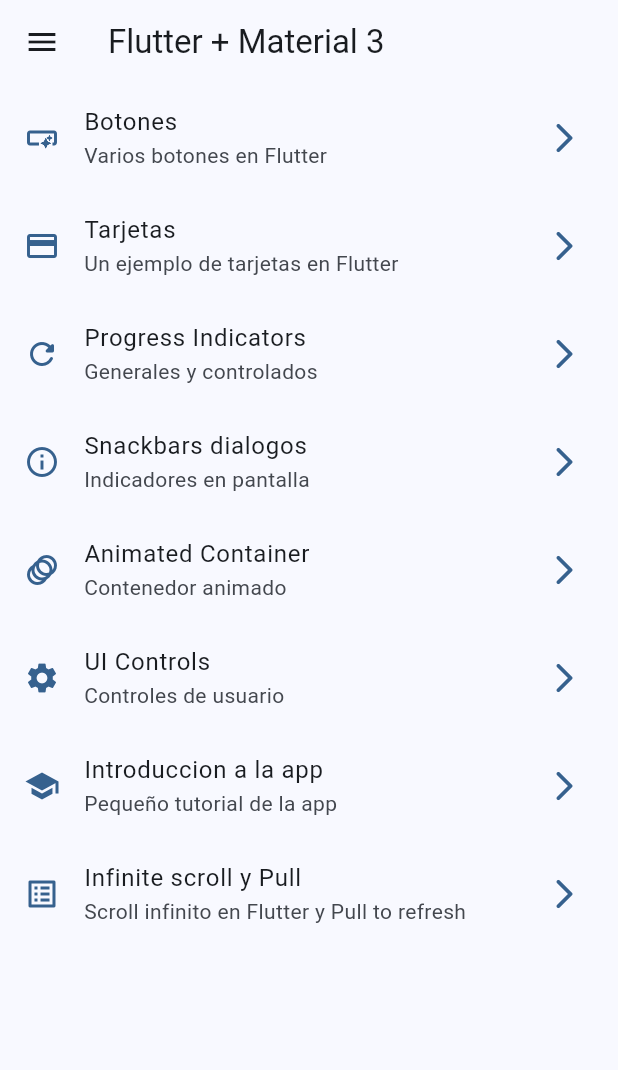
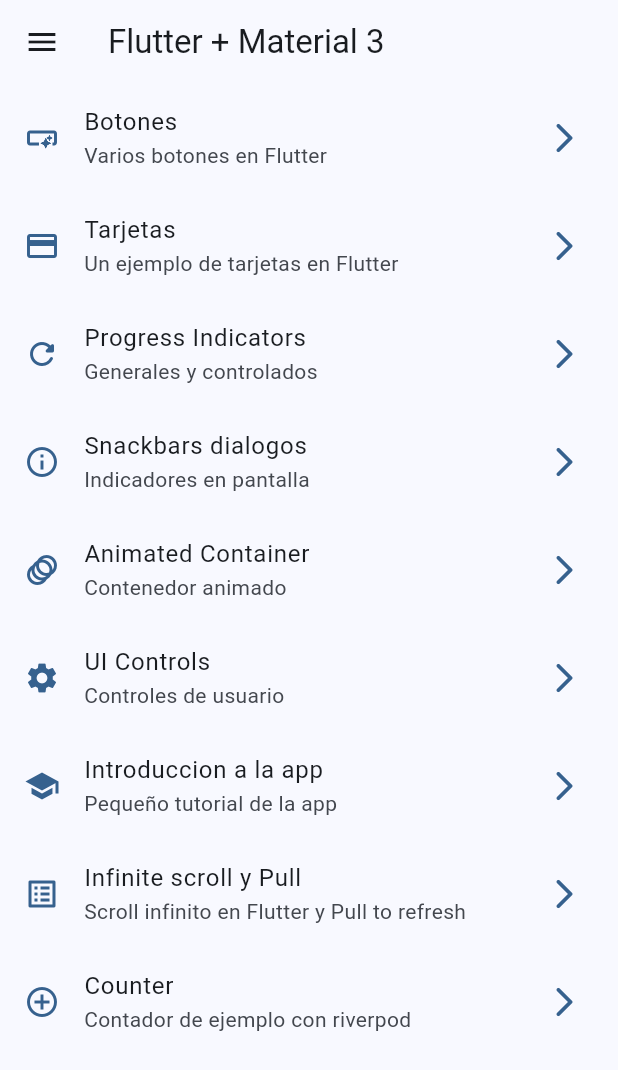
Before and after one commit to Guidotss/widget-app, a Flutter app: the screen it shows after launch, on a phone screen of 412 x 824 dp. Shown: the top 1070 px of the screen. Run offline on Flutter 3.47's test engine with Material 3 defaults, Android fonts, the phone set to English and light mode, and no system bars; our stand-ins replace animate_do, flutter_riverpod, go_router.

Commit message:
Terminando contador con riverpod

```diff
--- a/lib/config/menu/menu_items.dart
+++ b/lib/config/menu/menu_items.dart
@@ -61,5 +61,11 @@ const appMenuItems = <MenuItem>[
     subTitle: 'Scroll infinito en Flutter y Pull to refresh',
     link: '/infinitescroll',
     icon: Icons.list_alt
+  ),
+  MenuItem(
+    title: 'Counter',
+    subTitle: 'Contador de ejemplo con riverpod',
+    link: '/counter',
+    icon: Icons.add_circle_outline
   )
 ];
--- a/lib/config/router/app_router.dart
+++ b/lib/config/router/app_router.dart
@@ -48,4 +48,9 @@ final appRouter = GoRouter(initialLocation: '/', routes: [
     name: InfiniteScrollScreen.name,
     builder: (context, state) => const InfiniteScrollScreen(),
   ),
+  GoRoute(
+    path:'/counter',
+    name: CounterScreen.name,
+    builder: (context, state) => const CounterScreen(),
+  ),
 ]);
--- /dev/null
+++ b/lib/presentations/providers/counter_provider.dart
@@ -0,0 +1,5 @@
+
+
+import 'package:flutter_riverpod/flutter_riverpod.dart';
+
+final counterProvider = StateProvider((ref) => 5);
--- a/lib/presentations/screens/screens.dart
+++ b/lib/presentations/screens/screens.dart
@@ -1,3 +1,4 @@
+export 'package:widget_app/presentations/screens/counter/counter_screen.dart';
 export 'package:widget_app/presentations/screens/animated/animated_screen.dart';
 export 'package:widget_app/presentations/screens/app_tutorial/app_tutorial_screen.dart';
 export 'package:widget_app/presentations/screens/infinite_scroll/infinite_scroll_screen.dart';
--- a/pubspec.yaml
+++ b/pubspec.yaml
@@ -10,6 +10,7 @@ dependencies:
   animate_do: ^3.3.3
   flutter:
     sdk: flutter
+  flutter_riverpod: ^2.4.10
   go_router: ^13.1.0
 
 dev_dependencies:
```
Also changed, not shown: lib/main.dart (+6 -1 lines), lib/presentations/screens/counter/counter_screen.dart (added, +53 -0 lines), pubspec.lock.
